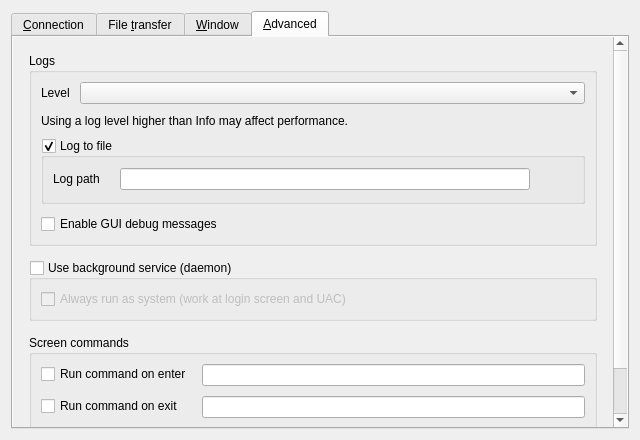
Old version of the form src/lib/gui/dialogs/SettingsDialog.ui in the repository EugeneEvan/deskflow-filecopy.
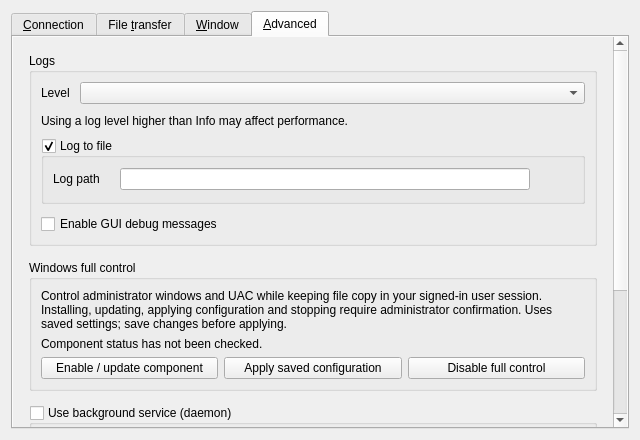
New version of the form. The open tabs and pages were chosen to show the change. Icons and pictures are not drawn.

What changed in the file:
```diff
--- a/src/lib/gui/dialogs/SettingsDialog.ui
+++ b/src/lib/gui/dialogs/SettingsDialog.ui
@@ -922,6 +922,27 @@
              </layout>
             </widget>
            </item>
+           <item>
+            <widget class="QGroupBox" name="groupFullControl">
+             <property name="title"><string>Windows full control</string></property>
+             <layout class="QVBoxLayout" name="fullControlLayout">
+              <item><widget class="QLabel" name="lblFullControlInfo">
+               <property name="text"><string>Control administrator windows and UAC while keeping file copy in your signed-in user session. Installing, updating, applying configuration and stopping require administrator confirmation. Uses saved settings; save changes before applying.</string></property>
+               <property name="wordWrap"><bool>true</bool></property>
+              </widget></item>
+              <item><widget class="QLabel" name="lblFullControlStatus">
+               <property name="text"><string>Component status has not been checked.</string></property>
+               <property name="wordWrap"><bool>true</bool></property>
+               <property name="textFormat"><enum>Qt::TextFormat::PlainText</enum></property>
+              </widget></item>
+              <item><layout class="QHBoxLayout" name="fullControlButtons">
+               <item><widget class="QPushButton" name="btnFullControlInstall"><property name="text"><string>Enable / update component</string></property></widget></item>
+               <item><widget class="QPushButton" name="btnFullControlApply"><property name="text"><string>Apply saved configuration</string></property></widget></item>
+               <item><widget class="QPushButton" name="btnFullControlUninstall"><property name="text"><string>Disable full control</string></property></widget></item>
+              </layout></item>
+             </layout>
+            </widget>
+           </item>
            <item>
             <widget class="QGroupBox" name="groupService">
              <property name="enabled">
```
